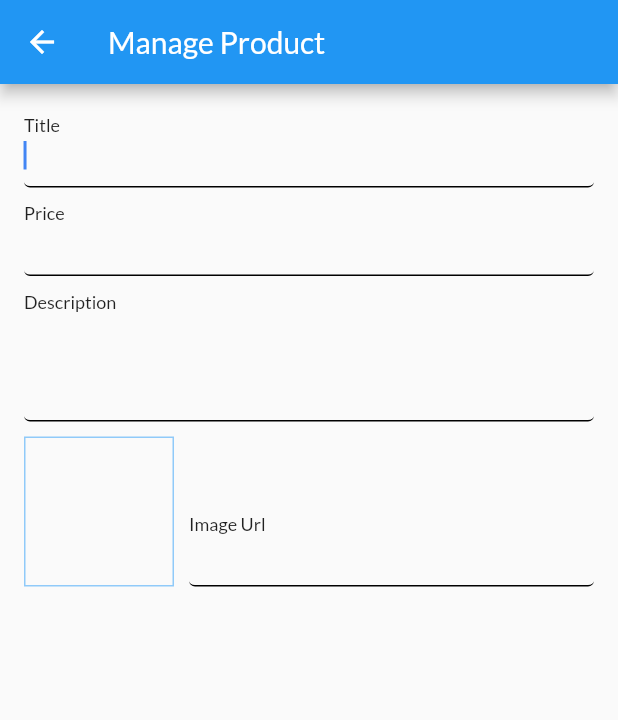
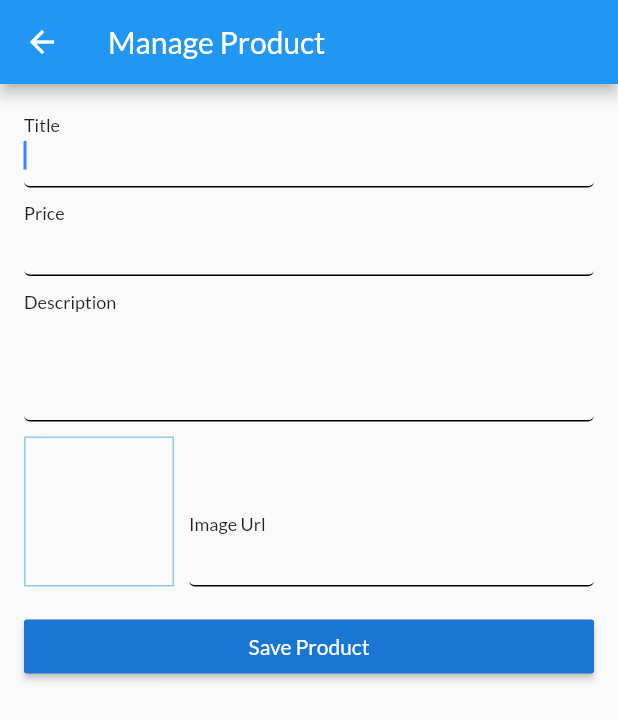
Before and after one commit to bibishan-pandey/shop_product, a Flutter app: the AddEditProductScreen screen opened by its route, on a phone screen of 412 x 824 dp. Shown: the top 720 px of the screen. Run offline on Flutter 3.47's test engine with Material 2 defaults, Android fonts, the phone set to English and light mode, and no system bars; network calls fail.

Commit message:
feat: submitting form feature

```diff
--- a/lib/screens/add_edit_product_screen.dart
+++ b/lib/screens/add_edit_product_screen.dart
@@ -1,4 +1,5 @@
 import 'package:flutter/material.dart';
+import 'package:shop_product/models/product.dart';
 
 class AddEditProductScreen extends StatefulWidget {
   static const routeName = '/add-edit-product';
@@ -13,6 +14,16 @@ class _AddEditProductScreenState extends State<AddEditProductScreen> {
   final _imageUrlFocusNode = FocusNode();
 
   final _imageUrlController = TextEditingController();
+
+  final _form = GlobalKey<FormState>();
+
+  Product _product = Product(
+    id: '',
+    title: '',
+    description: '',
+    price: 0.0,
+    imageUrl: '',
+  );
 
   @override
   void initState() {
@@ -36,6 +47,14 @@ class _AddEditProductScreenState extends State<AddEditProductScreen> {
     }
   }
 
+  void _saveForm() {
+    _form.currentState.save();
+    print(_product.title);
+    print(_product.price);
+    print(_product.description);
+    print(_product.imageUrl);
+  }
+
   @override
   Widget build(BuildContext context) {
     return Scaffold(
@@ -44,6 +63,7 @@ class _AddEditProductScreenState extends State<AddEditProductScreen> {
         centerTitle: false,
       ),
       body: Form(
+        key: _form,
         child: ListView(
           padding: EdgeInsets.symmetric(
             horizontal: 16,
@@ -59,6 +79,15 @@ class _AddEditProductScreenState extends State<AddEditProductScreen> {
               onFieldSubmitted: (value) {
                 FocusScope.of(context).requestFocus(_priceFocusNode);
               },
+              onSaved: (newValue) {
+                _product = Product(
+                  id: null,
+                  title: newValue,
+                  description: _product.description,
+                  price: _product.price,
+                  imageUrl: _product.imageUrl,
+                );
+              },
             ),
             TextFormField(
               decoration: InputDecoration(
@@ -70,6 +99,15 @@ class _AddEditProductScreenState extends State<AddEditProductScreen> {
               onFieldSubmitted: (value) {
                 FocusScope.of(context).requestFocus(_descriptionFocusNode);
               },
+              onSaved: (newValue) {
+                _product = Product(
+                  id: null,
+                  title: _product.title,
+                  description: _product.description,
+                  price: double.parse(newValue),
+                  imageUrl: _product.imageUrl,
+                );
+              },
             ),
             TextFormField(
               decoration: InputDecoration(
@@ -78,6 +116,15 @@ class _AddEditProductScreenState extends State<AddEditProductScreen> {
               keyboardType: TextInputType.multiline,
               maxLines: 3,
               focusNode: _descriptionFocusNode,
+              onSaved: (newValue) {
+                _product = Product(
+                  id: null,
+                  title: _product.title,
+                  description: newValue,
+                  price: _product.price,
+                  imageUrl: _product.imageUrl,
+                );
+              },
             ),
             Row(
               crossAxisAlignment: CrossAxisAlignment.end,
@@ -114,6 +161,15 @@ class _AddEditProductScreenState extends State<AddEditProductScreen> {
                     textInputAction: TextInputAction.done,
                     controller: _imageUrlController,
                     focusNode: _imageUrlFocusNode,
+                    onSaved: (newValue) {
+                      _product = Product(
+                        id: null,
+                        title: _product.title,
+                        description: _product.description,
+                        price: _product.price,
+                        imageUrl: newValue,
+                      );
+                    },
                     // onEditingComplete: () {
                     //   setState(() {});
                     // },
@@ -121,6 +177,15 @@ class _AddEditProductScreenState extends State<AddEditProductScreen> {
                 ),
               ],
             ),
+            Container(
+              margin: EdgeInsets.only(top: 16),
+              child: RaisedButton(
+                color: Theme.of(context).buttonTheme.colorScheme.primaryVariant,
+                textColor: Colors.white,
+                child: Text('Save Product'),
+                onPressed: _saveForm,
+              ),
+            ),
           ],
         ),
       ),
```
